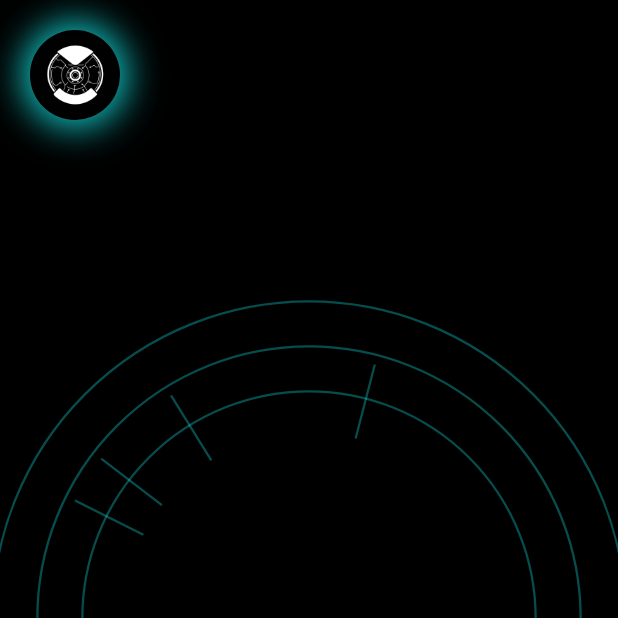
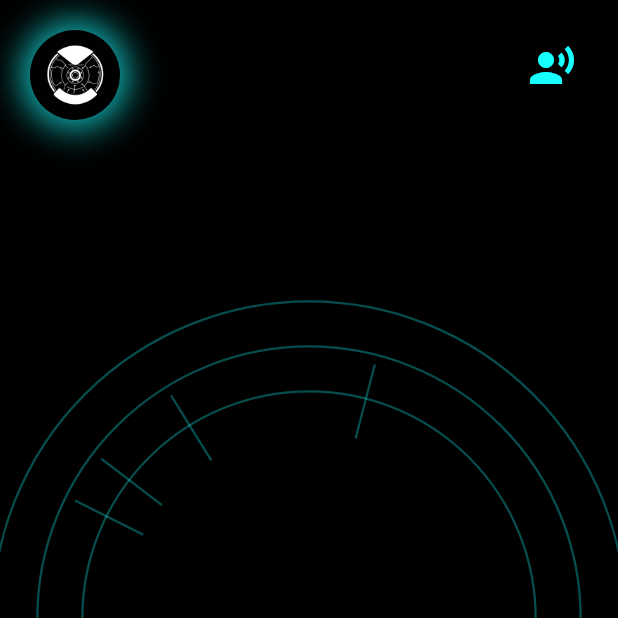
Before and after one commit to mahmoud1005th-oss/IRIS---App, a Flutter app: the screen it shows after launch, after a tap on "ذكر", after a tap on "Google", on a phone screen of 412 x 824 dp, the top half of it. Run offline on Flutter 3.47's test engine with Material 3 defaults, Android fonts, the phone set to English and light mode, and no system bars; our stand-ins replace flutter_tts, local_auth, sqflite, supabase_flutter; missing offline and left inert: workmanager; accounts and stored records are empty.

Commit message:
Add voice selection and TTS functionality to HologramUI

```diff
--- a/lib/features/ui/hologram_ui.dart
+++ b/lib/features/ui/hologram_ui.dart
@@ -1,8 +1,11 @@
 import 'dart:math';
 import 'package:flutter/material.dart';
+import 'package:flutter_tts/flutter_tts.dart';
 
 class HologramUI extends StatefulWidget {
-  const HologramUI({super.key});
+  final String? gender;
+  final String? language;
+  const HologramUI({super.key, this.gender, this.language});
 
   @override
   State<HologramUI> createState() => _HologramUIState();
@@ -11,14 +14,97 @@ class HologramUI extends StatefulWidget {
 class _HologramUIState extends State<HologramUI> with SingleTickerProviderStateMixin {
   late AnimationController _controller;
 
+  // تخصيص صوت آيرس
+  final FlutterTts _flutterTts = FlutterTts();
+  String selectedVoice = "male"; // أو female بناءً على اللي اختاره في الـ Onboarding
+
+  // الـ 5 أصوات المتاحة
+  static const Map<String, String> voiceLabels = {
+    "male": "رجل",
+    "female": "ست",
+    "child": "طفل",
+    "young": "شاب",
+    "old": "عجوز",
+  };
+  static const Map<String, double> _voicePitch = {
+    "male": 1.0,
+    "female": 1.3,
+    "child": 1.8,
+    "young": 1.2,
+    "old": 0.7,
+  };
+  static const Map<String, double> _voiceRate = {
+    "male": 0.5,
+    "female": 0.5,
+    "child": 0.55,
+    "young": 0.5,
+    "old": 0.4,
+  };
+
   @override
   void initState() {
     super.initState();
     _controller = AnimationController(vsync: this, duration: const Duration(seconds: 2))..repeat(reverse: true);
+    // الصوت الافتراضي بناءً على جنس المستخدم اللي اختاره في الـ Onboarding
+    selectedVoice = (widget.gender == "female") ? "female" : "male";
+    _initVoice();
+  }
+
+  String get _locale => widget.language == "en" ? "en-US" : "ar-EG";
+
+  Future<void> _initVoice() async {
+    try {
+      await _flutterTts.setLanguage(_locale);
+      await _changeVoice(selectedVoice);
+    } catch (_) {}
+  }
+
+  Future<void> _changeVoice(String voiceType) async {
+    setState(() => selectedVoice = voiceType);
+    try {
+      // كود تغيير الصوت من الـ 5 أصوات المتاحة
+      await _flutterTts.setVoice({"name": voiceType, "locale": _locale});
+      await _flutterTts.setPitch(_voicePitch[voiceType] ?? 1.0);
+      await _flutterTts.setSpeechRate(_voiceRate[voiceType] ?? 0.5);
+    } catch (_) {}
+  }
+
+  void _showVoicePicker() {
+    showModalBottomSheet(
+      context: context,
+      backgroundColor: Colors.grey[900],
+      builder: (sheetContext) {
+        return SafeArea(
+          child: Column(
+            mainAxisSize: MainAxisSize.min,
+            children: [
+              const Padding(
+                padding: EdgeInsets.all(16),
+                child: Text("اختر صوت آيرس", style: TextStyle(color: Colors.cyanAccent, fontSize: 18)),
+              ),
+              ...voiceLabels.entries.map(
+                (e) => ListTile(
+                  leading: Icon(
+                    selectedVoice == e.key ? Icons.radio_button_checked : Icons.radio_button_off,
+                    color: Colors.cyanAccent,
+                  ),
+                  title: Text(e.value, style: const TextStyle(color: Colors.white)),
+                  onTap: () {
+                    _changeVoice(e.key);
+                    Navigator.pop(sheetContext);
+                  },
+                ),
+              ),
+            ],
+          ),
+        );
+      },
+    );
   }
 
   @override
   void dispose() {
+    _flutterTts.stop();
     _controller.dispose();
     super.dispose();
   }
@@ -66,6 +152,17 @@ class _HologramUIState extends State<HologramUI> with SingleTickerProviderStateM
               ),
             ),
           ),
+          // زرار اختيار الصوت
+          Align(
+            alignment: Alignment.topRight,
+            child: Padding(
+              padding: const EdgeInsets.all(20.0),
+              child: IconButton(
+                onPressed: _showVoicePicker,
+                icon: const Icon(Icons.record_voice_over, color: Colors.cyanAccent, size: 32),
+              ),
+            ),
+          ),
         ],
       ),
     );
```
